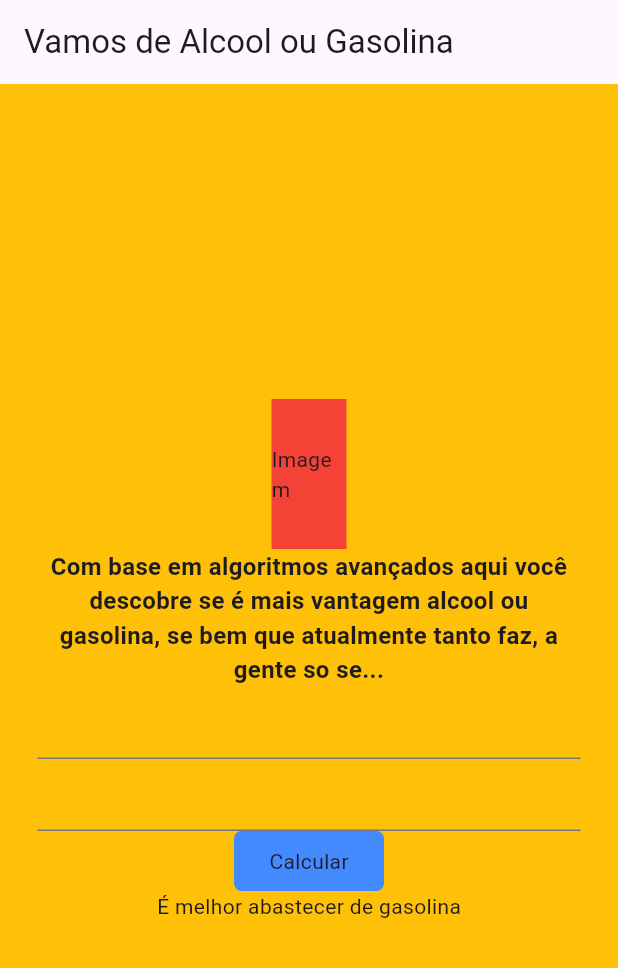
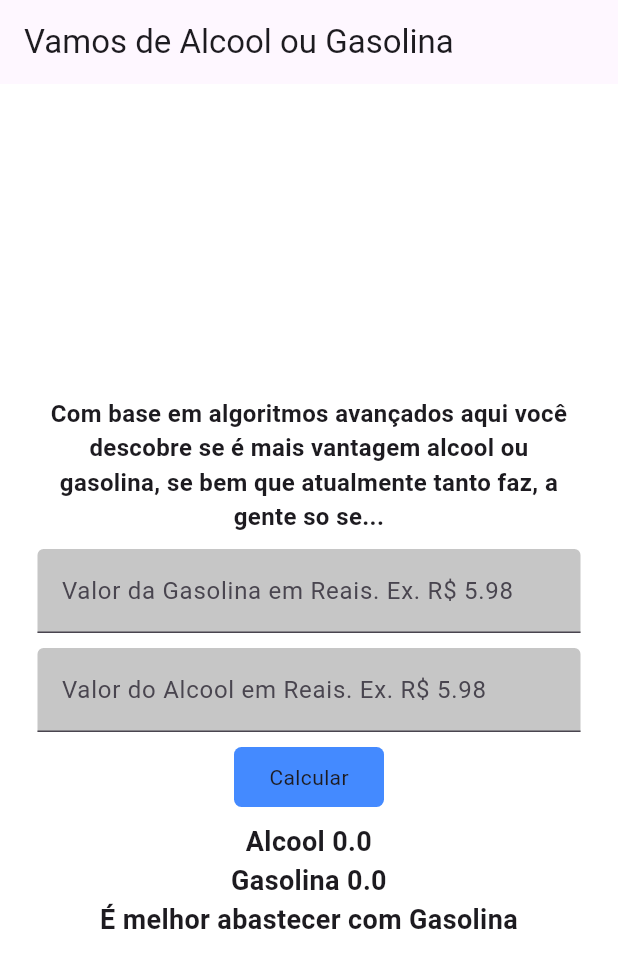
Before and after one commit to wstagf/ConstrucaoSoft-Flutter-Fatesg-2025.2, a Flutter app: the screen it shows after launch, after a tap on "Calcular", on a phone screen of 412 x 824 dp. Shown: the top 968 px of the screen. Run offline on Flutter 3.47's test engine with Material 3 defaults, Android fonts, the phone set to English and light mode, and no system bars.

Commit message:
Implementado setstate

```diff
--- a/Aula05/combustivel_app/lib/home.dart
+++ b/Aula05/combustivel_app/lib/home.dart
@@ -1,7 +1,16 @@
 import 'package:flutter/material.dart';
 
-class HomePage extends StatelessWidget {
-  const HomePage({super.key});
+class HomePage extends StatefulWidget {
+  HomePage({super.key});
+
+  @override
+  State<HomePage> createState() => _HomePageState();
+}
+
+class _HomePageState extends State<HomePage> {
+  String melhorOpcao = "-- Vamos Descobrir";
+  double valorGasolina = 0;
+  double valorAlcool = 0;
 
   @override
   Widget build(BuildContext context) {
@@ -9,7 +18,7 @@ class HomePage extends StatelessWidget {
       appBar: AppBar(title: Text("Vamos de Alcool ou Gasolina ")),
       body: Container(
         padding: EdgeInsets.all(25),
-        color: Colors.amber,
+        color: Colors.white,
         width: MediaQuery.of(context).size.width,
 
         height: MediaQuery.of(context).size.height,
@@ -17,22 +26,71 @@ class HomePage extends StatelessWidget {
           crossAxisAlignment: CrossAxisAlignment.center,
           mainAxisAlignment: MainAxisAlignment.center,
           children: [
-            Container(
-              color: Colors.red,
-              width: 50,
-              height: 100,
-              child: Center(child: Text("Imagem")),
-            ),
+            // Container(
+            //   color: Colors.red,
+            //   width: 50,
+            //   height: 100,
+            //   child: Center(child: Text("Imagem")),
+            // ),
+            SizedBox(height: 10),
             Text(
               "Com base em algoritmos avançados aqui você descobre se é mais vantagem alcool ou gasolina, se bem que atualmente tanto faz, a gente so se...",
               style: TextStyle(fontSize: 16, fontWeight: FontWeight.bold),
               textAlign: TextAlign.center,
             ),
-            Form(child: Column(children: [TextFormField(), TextFormField()])),
-            // FilledButton(onPressed: () {}, child: Text("aaa")),
+            SizedBox(height: 10),
+            Form(
+              child: Column(
+                children: [
+                  TextFormField(
+                    onChanged: (value) => {
+                      setState(() {
+                        valorGasolina = double.parse(value);
+                      }),
+                    },
+                    decoration: InputDecoration(
+                      labelText: "Valor da Gasolina em Reais. Ex. R\$ 5.98",
+
+                      fillColor: Colors.grey.withAlpha(150),
+                      filled: true,
+                    ),
+                  ),
+                  SizedBox(height: 10),
+                  TextFormField(
+                    onChanged: (value) => {
+                      setState(() {
+                        valorAlcool = double.parse(value);
+                      }),
+                    },
+
+                    decoration: InputDecoration(
+                      labelText: "Valor do Alcool em Reais. Ex. R\$ 5.98",
+                      fillColor: Colors.grey.withAlpha(150),
+                      filled: true,
+                    ),
+                  ),
+                ],
+              ),
+            ),
+            SizedBox(
+              height: 10,
+            ), // FilledButton(onPressed: () {}, child: Text("aaa")),
             InkWell(
               onTap: () {
-                print("clicou aqui");
+                setState(() {
+                  print("antes: " + melhorOpcao);
+
+                  print("clicou aqui");
+                  double divisao = valorAlcool / valorGasolina;
+
+                  if (divisao < 0.7) {
+                    melhorOpcao = "Alcool";
+                  } else {
+                    melhorOpcao = "Gasolina";
+                  }
+
+                  print("alterado: " + melhorOpcao);
+                });
               },
               child: Container(
                 padding: EdgeInsets.only(top: 10, bottom: 10),
@@ -45,7 +103,22 @@ class HomePage extends StatelessWidget {
                 child: Center(child: Text("Calcular")),
               ),
             ),
-            Text("É melhor abastecer de gasolina"),
+            SizedBox(height: 10),
+            Text(
+              "Alcool ${valorAlcool}",
+              style: TextStyle(fontSize: 18, fontWeight: FontWeight.bold),
+              textAlign: TextAlign.center,
+            ),
+            Text(
+              "Gasolina ${valorGasolina}",
+              style: TextStyle(fontSize: 18, fontWeight: FontWeight.bold),
+              textAlign: TextAlign.center,
+            ),
+            Text(
+              "É melhor abastecer com ${melhorOpcao}",
+              style: TextStyle(fontSize: 18, fontWeight: FontWeight.bold),
+              textAlign: TextAlign.center,
+            ),
           ],
         ),
       ),
```
